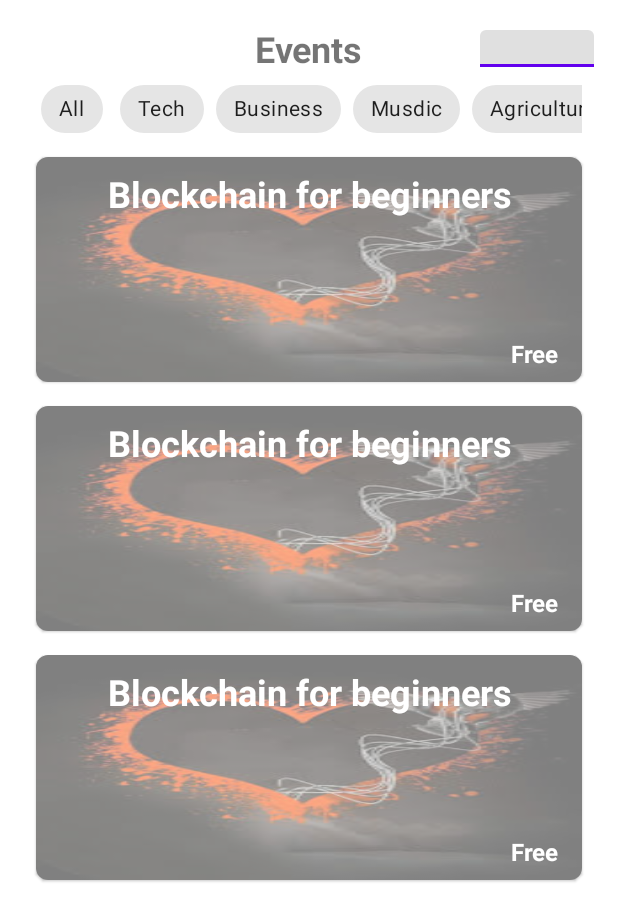
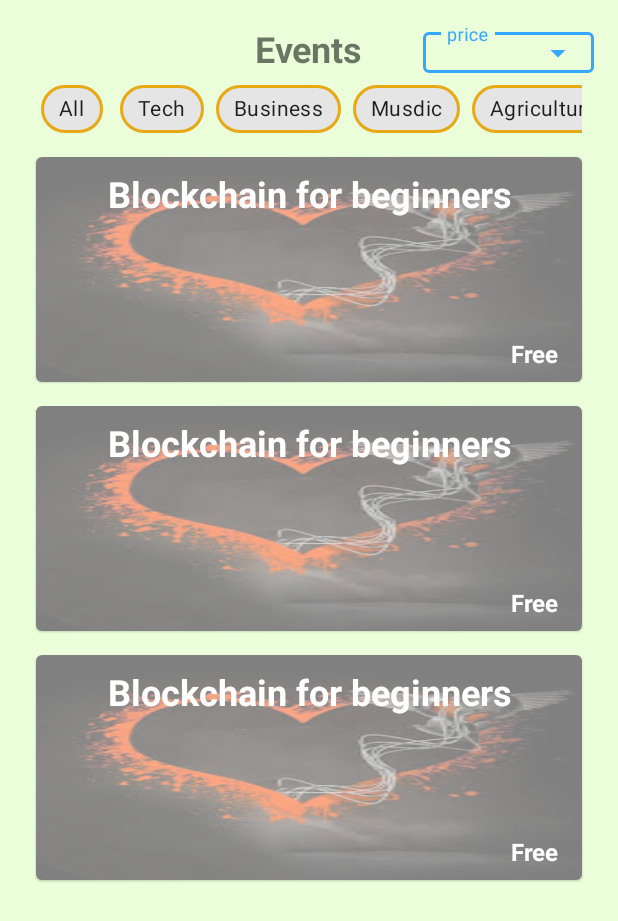
Before and after one commit to Fr1x3/EventsApplication, an Android app: the layout event_home_fragment.xml on its own in the app's theme, with its tools: preview values and no code run, on a phone screen of 412 x 824 dp. Shown: the top 921 px of the screen. Run offline under Robolectric (Android 15) with nearby library versions, the phone set to English and light mode, and no system bars.

Commit message:
themeing

```diff
--- /dev/null
+++ b/app/src/main/res/color/chip_bg.xml
@@ -0,0 +1,8 @@
+<?xml version="1.0" encoding="utf-8"?>
+<selector xmlns:android="http://schemas.android.com/apk/res/android">
+
+    <item android:color="@color/bgColor"/>
+    <item android:color="@color/secondaryColor"
+        android:state_checked="true"
+        android:state_selected="true"/>
+</selector>
--- /dev/null
+++ b/app/src/main/res/color/chip_stroke_color.xml
@@ -0,0 +1,6 @@
+<?xml version="1.0" encoding="utf-8"?>
+<selector xmlns:android="http://schemas.android.com/apk/res/android">
+
+
+    <item android:color="@color/secondaryColor"/>
+</selector>
--- a/app/src/main/res/layout/event_details_fragment.xml
+++ b/app/src/main/res/layout/event_details_fragment.xml
@@ -3,12 +3,14 @@
     xmlns:app="http://schemas.android.com/apk/res-auto"
     xmlns:tools="http://schemas.android.com/tools"
     android:layout_width="match_parent"
-    android:layout_height="match_parent">
+    android:layout_height="match_parent"
+    android:background="@color/bgColor">
 
     <com.google.android.material.textview.MaterialTextView
         android:id="@+id/app_title"
         android:layout_width="wrap_content"
         android:layout_height="wrap_content"
+        android:layout_marginTop="16dp"
         android:text="Events"
         android:textSize="24sp"
         android:textStyle="bold"
@@ -68,12 +70,14 @@
             android:text="description" />
     </ScrollView>
 
-    <com.google.android.material.floatingactionbutton.FloatingActionButton
+    <com.google.android.material.floatingactionbutton.ExtendedFloatingActionButton
         android:id="@+id/floatingActionButton"
         android:layout_width="wrap_content"
         android:layout_height="wrap_content"
         android:layout_marginEnd="16dp"
         android:layout_marginBottom="16dp"
+        android:text="Sign Up"
+        android:textAlignment="center"
         app:layout_constraintBottom_toBottomOf="parent"
         app:layout_constraintEnd_toEndOf="parent" />
 
--- a/app/src/main/res/layout/event_home_fragment.xml
+++ b/app/src/main/res/layout/event_home_fragment.xml
@@ -4,12 +4,14 @@
     android:layout_width="match_parent"
     android:layout_height="match_parent"
     android:padding="16dp"
+    android:background="@color/bgColor"
     xmlns:app="http://schemas.android.com/apk/res-auto">
 
     <com.google.android.material.textview.MaterialTextView
         android:id="@+id/app_title"
         android:layout_width="wrap_content"
         android:layout_height="wrap_content"
+        android:layout_marginBottom="8dp"
         android:text="Events"
         android:textSize="24sp"
         android:textStyle="bold"
@@ -19,16 +21,20 @@
         app:layout_constraintTop_toTopOf="parent" />
 
     <com.google.android.material.textfield.TextInputLayout
+        style="@style/Widget.MaterialComponents.TextInputLayout.OutlinedBox.ExposedDropdownMenu"
         android:layout_width="0dp"
-        android:layout_height="wrap_content"
+        android:layout_height="0dp"
+        android:hint="price"
         app:layout_constraintBottom_toBottomOf="@+id/app_title"
         app:layout_constraintEnd_toEndOf="parent"
         app:layout_constraintTop_toTopOf="@+id/app_title"
-        app:layout_constraintWidth_percent=".2">
+        app:layout_constraintWidth_percent=".3">
 
         <com.google.android.material.textfield.MaterialAutoCompleteTextView
             android:layout_width="match_parent"
-            android:layout_height="match_parent" />
+            android:layout_height="wrap_content"
+            android:textAppearance="@style/TextAppearance.AppCompat.Small"
+            android:textSize="12sp" />
     </com.google.android.material.textfield.TextInputLayout>
     <HorizontalScrollView
         android:id="@+id/categories_view"
@@ -42,7 +48,8 @@
         app:layout_constraintTop_toBottomOf="@id/app_title">
         <com.google.android.material.chip.ChipGroup
             android:layout_width="match_parent"
-            android:layout_height="wrap_content">
+            android:layout_height="wrap_content"
+            app:singleLine="true">
             <com.google.android.material.chip.Chip
                 android:layout_width="wrap_content"
                 android:layout_height="wrap_content"
--- a/app/src/main/res/layout/event_item.xml
+++ b/app/src/main/res/layout/event_item.xml
@@ -1,11 +1,11 @@
 <?xml version="1.0" encoding="utf-8"?>
-<com.google.android.material.card.MaterialCardView xmlns:android="http://schemas.android.com/apk/res/android"
+<com.google.android.material.card.MaterialCardView
+    xmlns:android="http://schemas.android.com/apk/res/android"
     xmlns:app="http://schemas.android.com/apk/res-auto"
     xmlns:tools="http://schemas.android.com/tools"
     android:layout_width="match_parent"
     android:layout_height="wrap_content"
-    android:layout_margin="8dp"
-    app:cardCornerRadius="8dp"
+    style="@style/cardTheme"
     android:background="@drawable/ic_launcher_background">
 
     <androidx.constraintlayout.widget.ConstraintLayout
@@ -51,7 +51,7 @@
             android:layout_marginBottom="8dp"
             android:textStyle="bold"
             android:textSize="16sp"
-            android:textColor="@color/white"
+            android:textColor="@color/secondaryTextColor"
             android:textAlignment="textEnd"
             android:text="Free"
             app:layout_constraintBottom_toBottomOf="parent"
--- a/app/src/main/res/values/colors.xml
+++ b/app/src/main/res/values/colors.xml
@@ -1,10 +1,15 @@
 <?xml version="1.0" encoding="utf-8"?>
 <resources>
-    <color name="purple_200">#FFBB86FC</color>
-    <color name="purple_500">#FF6200EE</color>
-    <color name="purple_700">#FF3700B3</color>
-    <color name="teal_200">#FF03DAC5</color>
-    <color name="teal_700">#FF018786</color>
-    <color name="black">#FF000000</color>
-    <color name="white">#FFFFFFFF</color>
+
+    <color name="primaryColor">#35a7ff</color>
+    <color name="primaryLightColor">#7ad8ff</color>
+    <color name="primaryDarkColor">#0079cb</color>
+    <color name="secondaryColor">#e8aa14</color>
+    <color name="secondaryLightColor">#ffdb50</color>
+    <color name="secondaryDarkColor">#b17b00</color>
+
+    <color name="primaryTextColor">#000000</color>
+    <color name="secondaryTextColor">#ffffff</color>
+
+    <color name="bgColor">#eaffda</color>
 </resources>
--- a/app/src/main/res/values/themes.xml
+++ b/app/src/main/res/values/themes.xml
@@ -1,16 +1,40 @@
 <resources xmlns:tools="http://schemas.android.com/tools">
     <!-- Base application theme. -->
-    <style name="Theme.EventsApplication" parent="Theme.MaterialComponents.DayNight.DarkActionBar">
+    <style name="Theme.EventsApplication" parent="Theme.MaterialComponents.DayNight.NoActionBar">
         <!-- Primary brand color. -->
-        <item name="colorPrimary">@color/purple_500</item>
-        <item name="colorPrimaryVariant">@color/purple_700</item>
-        <item name="colorOnPrimary">@color/white</item>
+        <item name="colorPrimary">@color/primaryColor</item>
+        <item name="colorPrimaryVariant">@color/primaryLightColor</item>
+        <item name="colorPrimaryDark">@color/primaryDarkColor</item>
+        <item name="colorOnPrimary">@color/primaryTextColor</item>
         <!-- Secondary brand color. -->
-        <item name="colorSecondary">@color/teal_200</item>
-        <item name="colorSecondaryVariant">@color/teal_700</item>
-        <item name="colorOnSecondary">@color/black</item>
+        <item name="colorSecondary">@color/secondaryColor</item>
+        <item name="colorSecondaryVariant">@color/secondaryLightColor</item>
+        <item name="colorOnSecondary">@color/secondaryTextColor</item>
         <!-- Status bar color. -->
         <item name="android:statusBarColor" tools:targetApi="l">?attr/colorPrimaryVariant</item>
+
         <!-- Customize your theme here. -->
+        <item name="chipStyle">@style/chipTheme</item>
     </style>
+
+    <!--  Material card theme  -->
+    <style name="cardTheme" parent="Widget.MaterialComponents.CardView">
+        <item name="android:layout_margin">8dp</item>
+        <item name="elevation">8dp</item>
+        <item name="cornerRadius">8dp</item>
+        <item name="rippleColor">@color/primaryLightColor</item>
+        <item name="android:clickable">true</item>
+        <item name="android:focusable">true</item>
+    </style>
+    <!--  Chip -->
+    <style name="chipTheme" parent="Widget.MaterialComponents.Chip.Choice">
+        <item name="backgroundColor">@color/chip_bg</item>
+        <item name="chipStrokeColor">@color/chip_stroke_color</item>
+        <item name="rippleColor">@color/secondaryLightColor</item>
+        <item name="chipStrokeWidth">2dp</item>
+        <item name="android:enabled">true</item>
+        <item name="android:checkable">true</item>
+        <item name="android:focusable">true</item>
+    </style>
+
 </resources>
```
